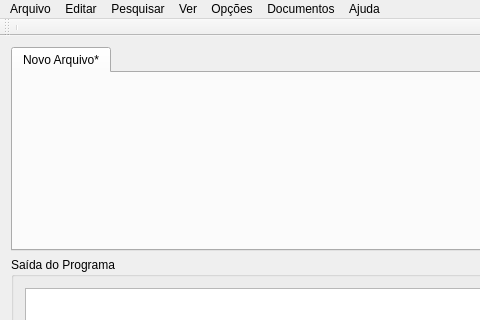
Before: the Qt Designer form ide.ui in brlebtag/cafezinho-ide, drawn with Qt 5; both pictures show x 0 to 480 and y 0 to 320 of the 877 by 527 pixel window.
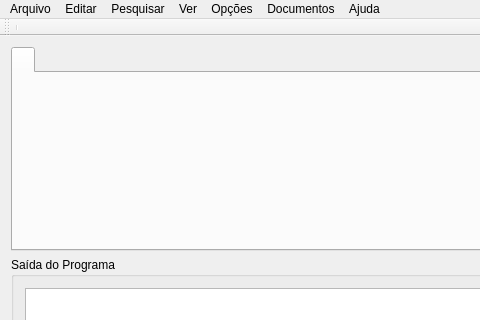
After: the same form once the commit is applied.

The edit to the form file:
```diff
--- a/ide.ui
+++ b/ide.ui
@@ -154,7 +154,7 @@
         </property>
         <widget class="QWidget" name="tab">
          <attribute name="title">
-          <string>Novo Arquivo*</string>
+          <string/>
          </attribute>
         </widget>
        </widget>
```
